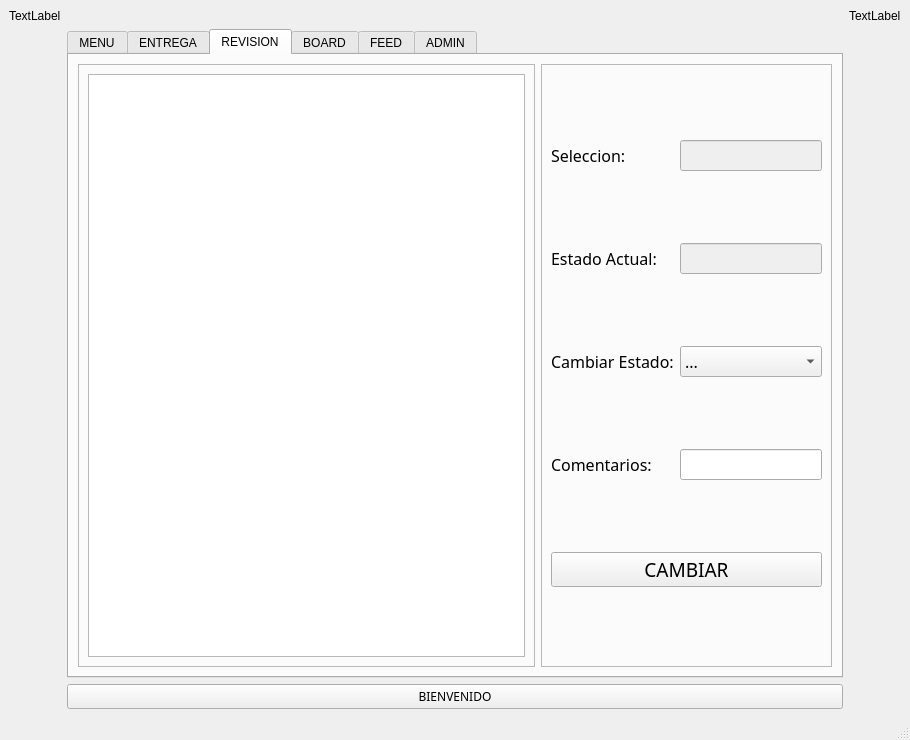
Above: Proyecto_silabos_2/cframe.ui from EmaGaleas/Proyecto_BaseDatos_Silabos before the change. Below: the same form after it.
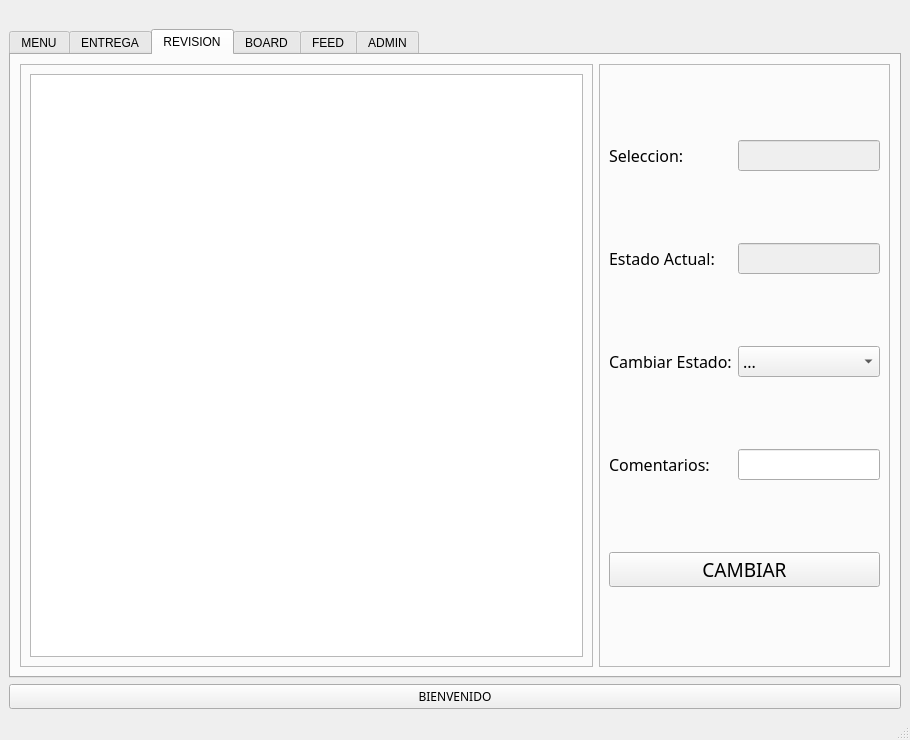
That is the form after the change. The open tabs and pages were chosen to show the change.

The edit to the form file:
```diff
--- a/Proyecto_silabos_2/cframe.ui
+++ b/Proyecto_silabos_2/cframe.ui
@@ -15,14 +15,7 @@
   </property>
   <widget class="QWidget" name="centralwidget">
    <layout class="QGridLayout" name="gridLayout">
-    <item row="0" column="2">
-     <widget class="QLabel" name="lbl_color3">
-      <property name="text">
-       <string>TextLabel</string>
-      </property>
-     </widget>
-    </item>
-    <item row="2" column="1">
+    <item row="2" column="0">
      <widget class="QPushButton" name="btn_sesion">
       <property name="font">
        <font>
@@ -34,27 +27,7 @@
       </property>
      </widget>
     </item>
-    <item row="0" column="1">
-     <widget class="QLabel" name="lbl_png">
-      <property name="text">
-       <string/>
-      </property>
-      <property name="scaledContents">
-       <bool>false</bool>
-      </property>
-      <property name="alignment">
-       <set>Qt::AlignCenter</set>
-      </property>
-     </widget>
-    </item>
-    <item row="1" column="2" rowspan="2">
-     <widget class="QLabel" name="lbl_color2">
-      <property name="text">
-       <string/>
-      </property>
-     </widget>
-    </item>
-    <item row="1" column="1">
+    <item row="1" column="0">
      <widget class="QTabWidget" name="tabWidget">
       <property name="currentIndex">
        <number>5</number>
@@ -837,17 +810,16 @@
      </widget>
     </item>
     <item row="0" column="0">
-     <widget class="QLabel" name="lbl_color4">
-      <property name="text">
-       <string>TextLabel</string>
-      </property>
-     </widget>
-    </item>
-    <item row="1" column="0" rowspan="2">
-     <widget class="QLabel" name="lbl_color1">
+     <widget class="QLabel" name="lbl_png">
       <property name="text">
        <string/>
       </property>
+      <property name="scaledContents">
+       <bool>false</bool>
+      </property>
+      <property name="alignment">
+       <set>Qt::AlignCenter</set>
+      </property>
      </widget>
     </item>
    </layout>
```
Left out of the diff: 4 changed lines with no effect on the pictures.
